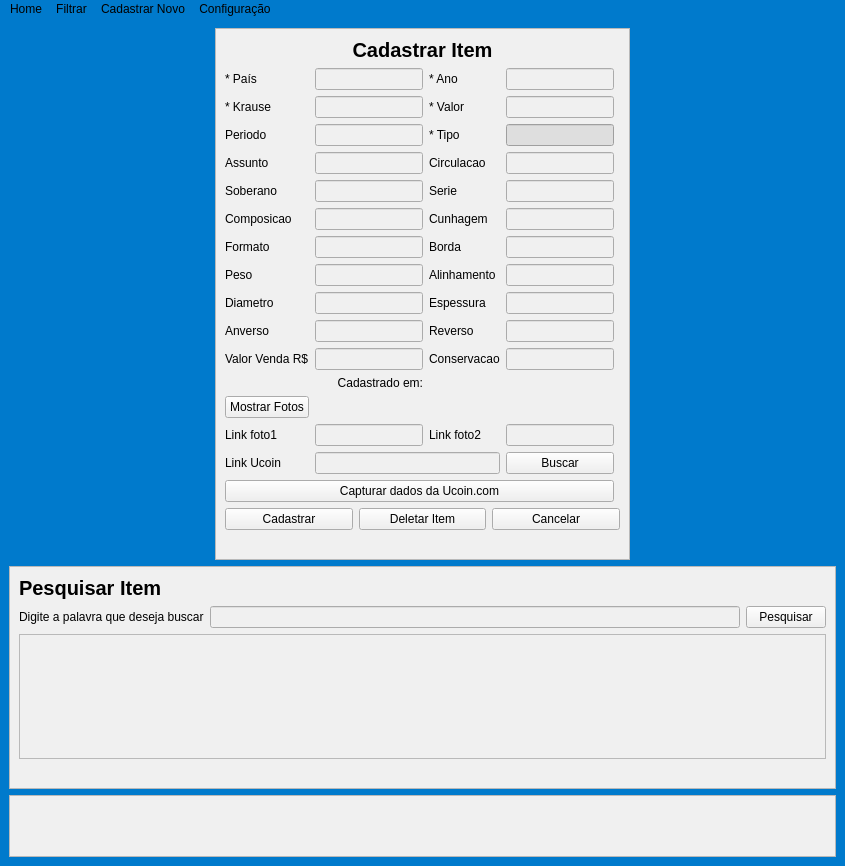
Old version of the form layout.ui in the repository chriscoliveira/python_notas_e_moedas_colecao.
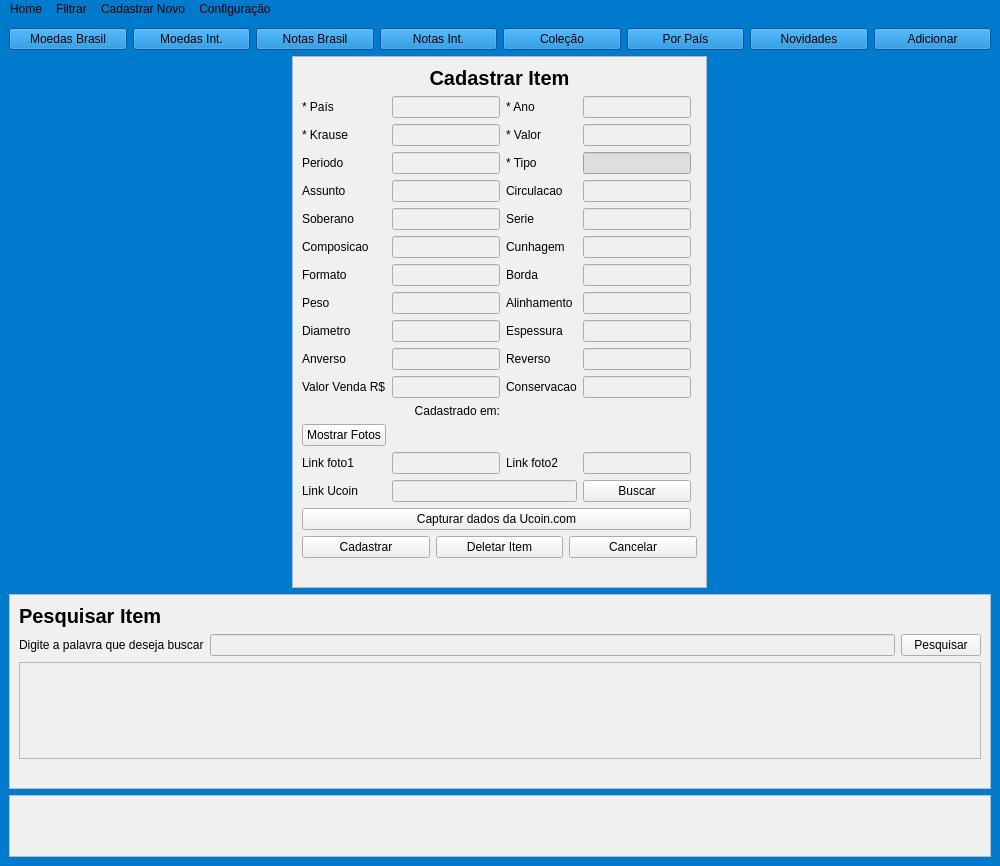
New version of the form.

```diff
--- a/layout.ui
+++ b/layout.ui
@@ -6,19 +6,19 @@
    <rect>
     <x>0</x>
     <y>0</y>
-    <width>845</width>
+    <width>1000</width>
     <height>866</height>
    </rect>
   </property>
   <property name="minimumSize">
    <size>
-    <width>845</width>
+    <width>1000</width>
     <height>866</height>
    </size>
   </property>
   <property name="maximumSize">
    <size>
-    <width>845</width>
+    <width>1000</width>
     <height>866</height>
    </size>
   </property>
@@ -33,7 +33,7 @@
   </property>
   <widget class="QWidget" name="centralwidget">
    <layout class="QGridLayout" name="gridLayout_7">
-    <item row="0" column="0">
+    <item row="8" column="0">
      <layout class="QGridLayout" name="gridLayout_2">
       <item row="2" column="0">
        <layout class="QHBoxLayout" name="horizontalLayout_2">
@@ -107,6 +107,9 @@
         <property name="frameShadow">
          <enum>QFrame::Raised</enum>
         </property>
+        <property name="lineWidth">
+         <number>2</number>
+        </property>
         <layout class="QFormLayout" name="formLayout">
          <item row="0" column="0" colspan="2">
           <widget class="QLabel" name="lbl_titulo">
@@ -584,6 +587,66 @@
       </item>
      </layout>
     </item>
+    <item row="3" column="0">
+     <layout class="QHBoxLayout" name="horizontalLayout_3">
+      <item>
+       <widget class="QPushButton" name="bt_moedabr">
+        <property name="text">
+         <string>Moedas Brasil</string>
+        </property>
+       </widget>
+      </item>
+      <item>
+       <widget class="QPushButton" name="bt_moedaint">
+        <property name="text">
+         <string>Moedas Int.</string>
+        </property>
+       </widget>
+      </item>
+      <item>
+       <widget class="QPushButton" name="bt_notabr">
+        <property name="text">
+         <string>Notas Brasil</string>
+        </property>
+       </widget>
+      </item>
+      <item>
+       <widget class="QPushButton" name="bt_notaint">
+        <property name="text">
+         <string>Notas Int.</string>
+        </property>
+       </widget>
+      </item>
+      <item>
+       <widget class="QPushButton" name="bt_colecao">
+        <property name="text">
+         <string>Coleção</string>
+        </property>
+       </widget>
+      </item>
+      <item>
+       <widget class="QPushButton" name="bt_pais">
+        <property name="text">
+         <string>Por País</string>
+        </property>
+       </widget>
+      </item>
+      <item>
+       <widget class="QPushButton" name="bt_novidade">
+        <property name="text">
+         <string>Novidades</string>
+        </property>
+       </widget>
+      </item>
+      <item>
+       <widget class="QPushButton" name="bt_add">
+        <property name="text">
+         <string>Adicionar</string>
+        </property>
+       </widget>
+      </item>
+     </layout>
+    </item>
    </layout>
   </widget>
   <widget class="QMenuBar" name="menubar">
@@ -591,7 +654,7 @@
     <rect>
      <x>0</x>
      <y>0</y>
-     <width>845</width>
+     <width>1000</width>
      <height>21</height>
     </rect>
    </property>
```
Left out of the diff: 2 changed lines with no effect on the pictures.
